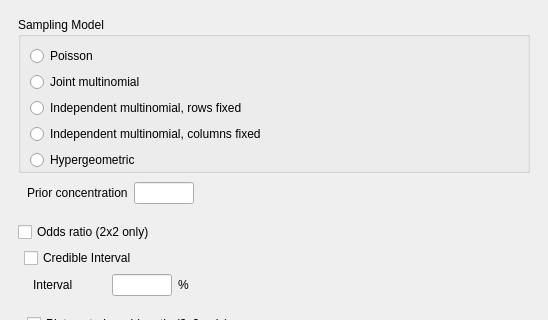
Qt form JASP-Desktop/analysisforms/crosstabsbayesianform.ui (jasp-stats/jasp-desktop) before a commit; both pictures show x 0 to 548 and y 446 to 766 of the 548 by 1207 pixel window.
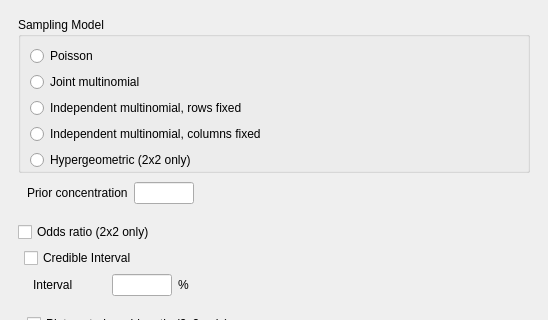
The same form after that commit. Custom widgets are drawn as their Qt base class.

Commit message: B Crosstabs: added note that hypergeom is 2x2 only

What changed in the file:
```diff
--- a/JASP-Desktop/analysisforms/crosstabsbayesianform.ui
+++ b/JASP-Desktop/analysisforms/crosstabsbayesianform.ui
@@ -799,7 +799,7 @@
             <item row="4" column="0">
              <widget class="QRadioButton" name="_5Hypergeometric">
               <property name="text">
-               <string>Hypergeometric</string>
+               <string>Hypergeometric (2x2 only)</string>
               </property>
              </widget>
             </item>
```
